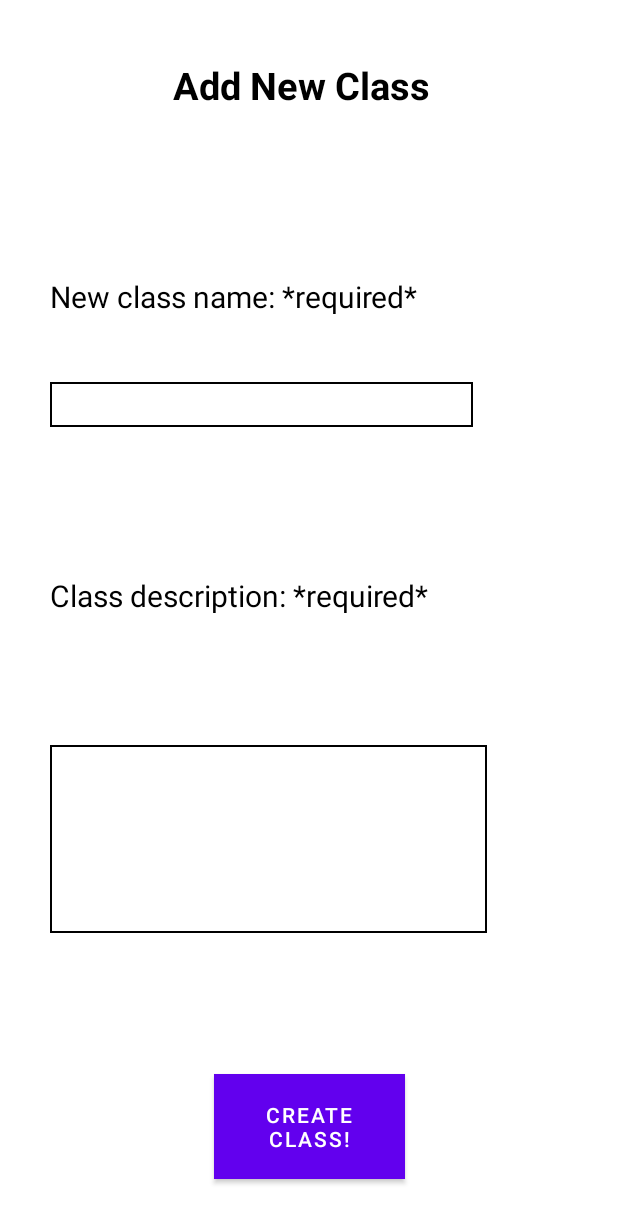
After one commit to ritvik130/Fitbits, an Android app: the layout add_new_class.xml on its own in the app's theme, with its tools: preview values and no code run, on a phone screen of 412 x 824 dp. The commit adds this screen. Shown: the top 1223 px of the screen. Run offline under Robolectric (Android 15) with nearby library versions, the phone set to English and light mode, and no system bars.

Commit message:
Add new class

```diff
--- a/project/app/src/main/AndroidManifest.xml
+++ b/project/app/src/main/AndroidManifest.xml
@@ -15,6 +15,8 @@
 
                 <category android:name="android.intent.category.LAUNCHER" />
             </intent-filter>
+
+
         </activity>
     </application>
 
--- /dev/null
+++ b/project/app/src/main/res/drawable/border_text_box.xml
@@ -0,0 +1,7 @@
+<?xml version="1.0" encoding="utf-8"?>
+<shape xmlns:android="http://schemas.android.com/apk/res/android"> android:shape="rectangle">
+
+    <solid android:color="@color/white"/>
+    <stroke android:width="1dp" android:color="@color/black"/>
+
+</shape>
--- /dev/null
+++ b/project/app/src/main/res/layout/add_new_class.xml
@@ -0,0 +1,90 @@
+<?xml version="1.0" encoding="utf-8"?>
+<androidx.constraintlayout.widget.ConstraintLayout xmlns:android="http://schemas.android.com/apk/res/android"
+    xmlns:app="http://schemas.android.com/apk/res-auto"
+    xmlns:tools="http://schemas.android.com/tools"
+    android:layout_width="match_parent"
+    android:layout_height="match_parent">
+
+    <TextView
+        android:id="@+id/text1"
+        android:layout_width="181dp"
+        android:layout_height="31dp"
+        android:text="@string/AddNewClass"
+        android:textSize="25sp"
+        app:layout_constraintBottom_toBottomOf="parent"
+        app:layout_constraintEnd_toEndOf="parent"
+        app:layout_constraintStart_toStartOf="parent"
+        app:layout_constraintTop_toTopOf="parent"
+        app:layout_constraintVertical_bias="0.05"
+        android:textStyle="bold"
+        android:textColor="@color/black"
+        />
+
+    <TextView
+        android:id="@+id/text3"
+        android:layout_width="284dp"
+        android:layout_height="25dp"
+        android:text="@string/NewClassName"
+        android:textSize="20sp"
+        app:layout_constraintBottom_toBottomOf="parent"
+        app:layout_constraintEnd_toEndOf="parent"
+        app:layout_constraintHorizontal_bias="0.26"
+        app:layout_constraintStart_toStartOf="parent"
+        app:layout_constraintTop_toTopOf="parent"
+        app:layout_constraintVertical_bias="0.23"
+        android:textColor="@color/black"/>
+
+    <TextView
+        android:id="@+id/text4"
+        android:layout_width="284dp"
+        android:layout_height="25dp"
+        android:text="@string/ClassDescription"
+        android:textSize="20sp"
+        app:layout_constraintBottom_toBottomOf="parent"
+        app:layout_constraintEnd_toEndOf="parent"
+        app:layout_constraintHorizontal_bias="0.259"
+        app:layout_constraintStart_toStartOf="parent"
+        app:layout_constraintTop_toTopOf="parent"
+        app:layout_constraintVertical_bias="0.48"
+        android:textColor="@color/black"/>
+
+    <Button
+        android:id="@+id/button"
+        android:layout_width="127dp"
+        android:layout_height="70dp"
+        android:text="@string/CreateClassBTN"
+        app:layout_constraintBottom_toBottomOf="parent"
+        app:layout_constraintEnd_toEndOf="parent"
+        app:layout_constraintStart_toStartOf="parent"
+        app:layout_constraintTop_toTopOf="parent"
+        app:layout_constraintVertical_bias="0.95"
+        android:background="@drawable/border_text_box"
+        />
+
+    <TextView
+        android:id="@+id/textView7"
+        android:layout_width="282dp"
+        android:layout_height="30dp"
+        android:background="@drawable/border_text_box"
+        android:text="@string/Enter1"
+        app:layout_constraintBottom_toBottomOf="parent"
+        app:layout_constraintEnd_toEndOf="parent"
+        app:layout_constraintHorizontal_bias="0.255"
+        app:layout_constraintStart_toStartOf="parent"
+        app:layout_constraintTop_toTopOf="parent"
+        app:layout_constraintVertical_bias="0.321" />
+
+    <TextView
+        android:id="@+id/textView8"
+        android:layout_width="291dp"
+        android:layout_height="125dp"
+        android:background="@drawable/border_text_box"
+        android:text="@string/Enter2"
+        app:layout_constraintBottom_toBottomOf="parent"
+        app:layout_constraintEnd_toEndOf="parent"
+        app:layout_constraintHorizontal_bias="0.275"
+        app:layout_constraintStart_toStartOf="parent"
+        app:layout_constraintTop_toTopOf="parent"
+        app:layout_constraintVertical_bias="0.711" />
+
+</androidx.constraintlayout.widget.ConstraintLayout>
--- a/project/app/src/main/res/values/strings.xml
+++ b/project/app/src/main/res/values/strings.xml
@@ -17,4 +17,13 @@
     <string name = "NewClasses">Add New Classes</string>
     <string name = "ReportUsers">Report Users</string>
 
+    <string name = "AddNewClass">Add New Class</string>
+    <string name = "NewClassName">New class name: *required*</string>
+    <string name = "ClassDescription">Class description: *required*</string>
+    <string name = "CreateClassBTN">Create Class!</string>
+    <string name = "Enter1"></string>
+    <string name = "Enter2"></string>
+
+
+
 </resources>
```
